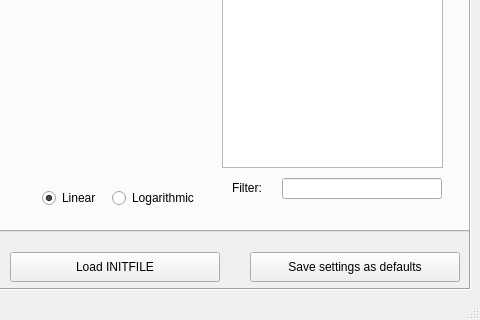
First picture: the form in gui/LSD.ui, repository pclusius/arca-box, before the edit; both pictures show x 499 to 979 and y 466 to 786 of the 979 by 786 pixel window.
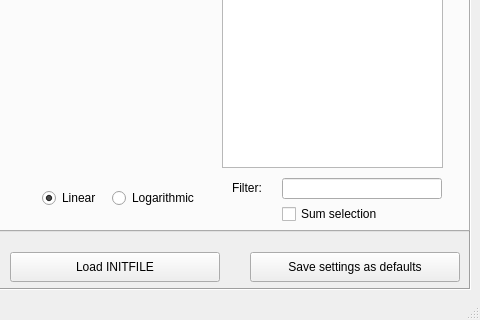
Second picture: the form after the edit. The open tabs and pages were chosen to show the change. Custom widgets are drawn as their Qt base class.

What changed in the file:
```diff
--- a/gui/LSD.ui
+++ b/gui/LSD.ui
@@ -3165,6 +3165,19 @@
         <string>Filter:</string>
        </property>
       </widget>
+      <widget class="QCheckBox" name="sumSelection">
+       <property name="geometry">
+        <rect>
+         <x>770</x>
+         <y>616</y>
+         <width>160</width>
+         <height>20</height>
+        </rect>
+       </property>
+       <property name="text">
+        <string>Sum selection</string>
+       </property>
+      </widget>
      </widget>
     </widget>
     <widget class="QPushButton" name="printButton">
```
Left out of the diff: 2 changed lines with no effect on the pictures.
